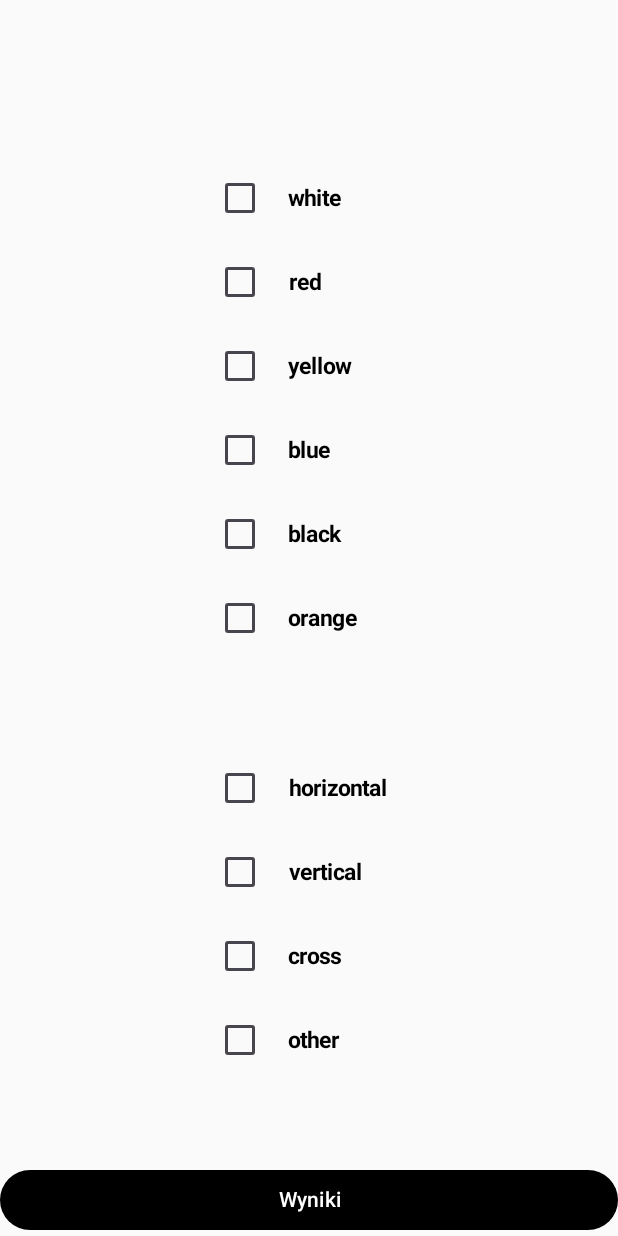
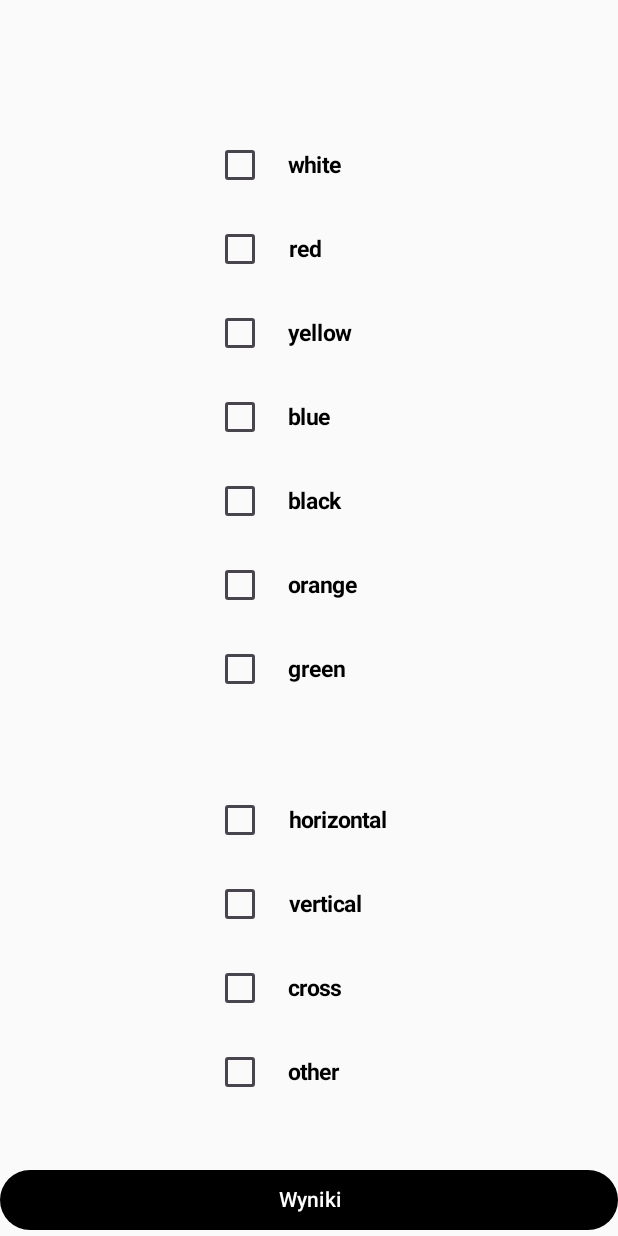
Before and after one commit to bartekkleczar/jCompose-FlagiAplikacja, an Android app built with Jetpack Compose: the screen it shows after launch (MainActivity), on a phone screen of 412 x 824 dp. Run offline under Robolectric (Android 15) with nearby library versions, the phone set to English and light mode, and no system bars.

Commit message:
reszta panstw obu ameryk

```diff
--- a/app/src/main/java/pl/klenczi/jcomposeflagiaplikacja/MainActivity.kt
+++ b/app/src/main/java/pl/klenczi/jcomposeflagiaplikacja/MainActivity.kt
@@ -57,7 +57,7 @@ class MainActivity : ComponentActivity() {
     override fun onCreate(savedInstanceState: Bundle?) {
         super.onCreate(savedInstanceState)
         setContent {
-            AnimateVisibility(countriesList, setOf("white", "red", "yellow", "blue", "black", "orange"))
+            AnimateVisibility(countriesList, setOf("white", "red", "yellow", "blue", "black", "orange", "green"))
         }
     }
 }
@@ -96,7 +96,7 @@ fun AnimateVisibility(countries: MutableList<Panstwo>, propertiesInput: Set<Stri
             buttonText = wynikiString
             Column(modifier = Modifier
                 .fillMaxWidth(0.7f)
-                .fillMaxHeight(0.8f),
+                .fillMaxHeight(0.85f),
                 horizontalAlignment = Alignment.CenterHorizontally,
                 verticalArrangement = Arrangement.SpaceEvenly
             ) {
@@ -133,7 +133,7 @@ fun AnimateVisibility(countries: MutableList<Panstwo>, propertiesInput: Set<Stri
                         }
                     }
                 }
-                Spacer(modifier = Modifier.height(15.dp))
+                Spacer(modifier = Modifier.height(5.dp))
                 Column {
                     setOf<String>("horizontal", "vertical", "cross", "other").forEach { property ->
                         Row(
--- a/app/src/main/java/pl/klenczi/jcomposeflagiaplikacja/Panstwo.kt
+++ b/app/src/main/java/pl/klenczi/jcomposeflagiaplikacja/Panstwo.kt
@@ -14,7 +14,7 @@ var bialorus = Panstwo("Bialorus", mutableSetOf("red", "green", "horizontal"), R
 var bosnia = Panstwo("Bosnia i Hercegowina", mutableSetOf("blue", "yellow", "white", "other"), R.drawable.bosnia)
 var bulgaria = Panstwo("Bułgaria", mutableSetOf("white", "green", "red", "horizontal"), R.drawable.bulgaria)
 var chorwacja = Panstwo("Chorwacja", mutableSetOf("red", "white", "blue", "horizontal"), R.drawable.chorwacja)
-var cypr = Panstwo("Cypr", mutableSetOf("white", "blue", "other"), R.drawable.cypr)
+var cypr = Panstwo("Cypr", mutableSetOf("white", "yellow", "other"), R.drawable.cypr)
 var czarnogora = Panstwo("Czarnogora", mutableSetOf("red", "yellow", "other"), R.drawable.czarnogora)
 var czechy = Panstwo("Czechy", mutableSetOf("white", "red", "other"), R.drawable.czechy)
 var dania = Panstwo("Dania", mutableSetOf("red", "white", "cross"), R.drawable.dania)
@@ -50,41 +50,57 @@ var szwecja = Panstwo("Szwecja", mutableSetOf("blue", "yellow", "cross"), R.draw
 var turcja = Panstwo("Turcja", mutableSetOf("red", "white", "other"), R.drawable.turcja)
 var ukraina = Panstwo("Ukraina", mutableSetOf("blue", "yellow", "horizontal"), R.drawable.ukraina)
 var wegry = Panstwo("Węgry", mutableSetOf("red", "white", "green", "horizontal"), R.drawable.wegry)
-var wielka_brytania = Panstwo("Wielka Brytania", mutableSetOf("red", "white", "blue", "cross"), R.drawable.wielkabrytania)
+var wielkabrytania = Panstwo("Wielka Brytania", mutableSetOf("red", "white", "blue", "cross"), R.drawable.wielkabrytania)
 var wlochy = Panstwo("Włochy", mutableSetOf("green", "white", "red", "vertical"), R.drawable.wlochy)
 
-var argentina = Panstwo("Argentyna", mutableSetOf("blue", "white"), R.drawable.argentyna)
-var bahamy = Panstwo("Bahamy", mutableSetOf("blue", "yellow"), R.drawable.bahamy)
-var belize = Panstwo("Belize", mutableSetOf("red", "blue"), R.drawable.belize)
-var boliwia = Panstwo("Boliwia", mutableSetOf("red", "yellow", "green"), R.drawable.boliwia)
-var brazylia = Panstwo("Brazylia", mutableSetOf("green", "yellow"), R.drawable.brazylia)
-var chili = Panstwo("Chile", mutableSetOf("red", "white", "blue"), R.drawable.chile)
-var ekwador = Panstwo("Ekwador", mutableSetOf("yellow", "blue", "red"), R.drawable.ekwador)
-var gujana = Panstwo("Gujana", mutableSetOf("green", "yellow", "black"), R.drawable.gujana)
-var jamajka = Panstwo("Jamajka", mutableSetOf("green", "yellow", "black"), R.drawable.jamajka)
-var kanada = Panstwo("Kanada", mutableSetOf("red", "white"), R.drawable.kanada)
-var kolumbia = Panstwo("Kolumbia", mutableSetOf("yellow", "blue", "red"), R.drawable.kolumbia)
-var kostaryka = Panstwo("Kostaryka", mutableSetOf("blue", "white", "red"), R.drawable.kostaryka)
-var kuba = Panstwo("Kuba", mutableSetOf("red", "blue", "white"), R.drawable.kuba)
-var meksyk = Panstwo("Meksyk", mutableSetOf("green", "white", "red"), R.drawable.meksyk)
-var panama = Panstwo("Panama", mutableSetOf("red", "white", "blue"), R.drawable.panama)
-var paragwaj = Panstwo("Paragwaj", mutableSetOf("red", "white", "blue"), R.drawable.paragwaj)
-var peru = Panstwo("Peru", mutableSetOf("red", "white"), R.drawable.peru)
-var stanyzjednoczone = Panstwo("Stany Zjednoczone", mutableSetOf("red", "white", "blue"), R.drawable.stanyzjednoczone)
-var surinam = Panstwo("Surinam", mutableSetOf("green", "yellow", "red"), R.drawable.surinam)
-var urugwaj = Panstwo("Urugwaj", mutableSetOf("white", "blue"), R.drawable.urugwaj)
-var wenezuela = Panstwo("Wenezuela", mutableSetOf("yellow", "blue", "red"), R.drawable.wenezuela)
+var argentina = Panstwo("Argentyna", mutableSetOf("blue", "white", "horizontal"), R.drawable.argentyna)
+var bahamy = Panstwo("Bahamy", mutableSetOf("blue", "yellow", "black", "horizontal", "other"), R.drawable.bahamy)
+var barbados = Panstwo("Bahamy", mutableSetOf("blue", "yellow", "black", "vertical"), R.drawable.barbados)
+var belize = Panstwo("Belize", mutableSetOf("red", "blue", "horizontal", "other"), R.drawable.belize)
+var boliwia = Panstwo("Boliwia", mutableSetOf("red", "yellow", "green", "horizontal"), R.drawable.boliwia)
+var brazylia = Panstwo("Brazylia", mutableSetOf("green", "yellow", "other"), R.drawable.brazylia)
+var chili = Panstwo("Chile", mutableSetOf("red", "white", "blue", "horizontal", "other"), R.drawable.chile)
+var ekwador = Panstwo("Ekwador", mutableSetOf("yellow", "blue", "red", "horizontal"), R.drawable.ekwador)
+var gujana = Panstwo("Gujana", mutableSetOf("green", "yellow", "black", "other"), R.drawable.gujana)
+var jamajka = Panstwo("Jamajka", mutableSetOf("green", "yellow", "black", "cross"), R.drawable.jamajka)
+var kanada = Panstwo("Kanada", mutableSetOf("red", "white", "vertical"), R.drawable.kanada)
+var kolumbia = Panstwo("Kolumbia", mutableSetOf("yellow", "blue", "red", "horizontal"), R.drawable.kolumbia)
+var kostaryka = Panstwo("Kostaryka", mutableSetOf("blue", "white", "red", "horizontal"), R.drawable.kostaryka)
+var kuba = Panstwo("Kuba", mutableSetOf("red", "blue", "white", "horizontal", "other"), R.drawable.kuba)
+var meksyk = Panstwo("Meksyk", mutableSetOf("green", "white", "red", "vertical"), R.drawable.meksyk)
+var panama = Panstwo("Panama", mutableSetOf("red", "white", "blue", "other"), R.drawable.panama)
+var paragwaj = Panstwo("Paragwaj", mutableSetOf("red", "white", "blue", "horizontal"), R.drawable.paragwaj)
+var peru = Panstwo("Peru", mutableSetOf("red", "white", "vertical"), R.drawable.peru)
+var stanyzjednoczone = Panstwo("Stany Zjednoczone", mutableSetOf("red", "white", "blue", "horizontal", "other"), R.drawable.stanyzjednoczone)
+var surinam = Panstwo("Surinam", mutableSetOf("green", "yellow", "red", "horizontal"), R.drawable.surinam)
+var urugwaj = Panstwo("Urugwaj", mutableSetOf("white", "blue", "horizontal", "other"), R.drawable.urugwaj)
+var wenezuela = Panstwo("Wenezuela", mutableSetOf("yellow", "blue", "red", "horizontal"), R.drawable.wenezuela)
+var antiguabarbuda = Panstwo("Antigua i Barbuda", mutableSetOf("red", "blue", "other"), R.drawable.antiguabarbuda)
+var dominika = Panstwo("Dominika", mutableSetOf("green", "yellow", "cross"), R.drawable.dominika)
+var dominikana = Panstwo("Dominikana", mutableSetOf("red", "white", "blue", "cross"), R.drawable.dominikana)
+var grenada = Panstwo("Grenada", mutableSetOf("red", "yellow", "green", "other"), R.drawable.grenada)
+var gwatemala = Panstwo("Gwatemala", mutableSetOf("blue", "white", "blue", "vertical"), R.drawable.gwatemala)
+var haiti = Panstwo("Haiti", mutableSetOf("blue", "red", "horizontal"), R.drawable.haiti)
+var honduras = Panstwo("Honduras", mutableSetOf("blue", "white", "horizontal"), R.drawable.honduras)
+var nikaragua = Panstwo("Nikaragua", mutableSetOf("blue", "white", "horizontal"), R.drawable.nikaragua)
+var stkittsnevis = Panstwo("St. Kitts i Nevis", mutableSetOf("green", "yellow", "black", "other"), R.drawable.stkittsnevis)
+var stlucia = Panstwo("St. Lucia", mutableSetOf("blue", "yellow", "black", "other"), R.drawable.stlucia)
+var stvimcentgrenadyny = Panstwo("St. Vimcent Grenadyny", mutableSetOf("blue", "green", "yellow", "vertical"), R.drawable.stvimcentgrenadyny)
+var salwador = Panstwo("Salwador", mutableSetOf("blue", "white", "blue", "horizontal"), R.drawable.salwador)
 
 val countriesList = mutableListOf(
     albania,
     andora,
+    antiguabarbuda,
     argentina,
     austria,
     bahamy,
+    barbados,
     belgia,
     belize,
     bialorus,
     boliwia,
+    bosnia,
     brazylia,
     bulgaria,
     chorwacja,
@@ -93,15 +109,19 @@ val countriesList = mutableListOf(
     czarnogora,
     czechy,
     dania,
+    dominika,
+    dominikana,
     ekwador,
     estonia,
     finlandia,
     francja,
     gibraltar,
     grecja,
+    grenada,
     gujana,
-    hiszpania,
-    holandia,
+    gwatemala,
+    haiti,
+    honduras,
     irlandia,
     islandia,
     jamajka,
@@ -117,6 +137,7 @@ val countriesList = mutableListOf(
     macedonia,
     meksyk,
     monako,
+    nikaragua,
     niemcy,
     norwegia,
     panama,
@@ -126,10 +147,14 @@ val countriesList = mutableListOf(
     portugalia,
     rosja,
     rumunia,
+    salwador,
     sanmarino,
     serbia,
     slowacja,
     slowenia,
+    stkittsnevis,
+    stlucia,
+    stvimcentgrenadyny,
     stanyzjednoczone,
     surinam,
     szkocja,
@@ -139,7 +164,7 @@ val countriesList = mutableListOf(
     ukraina,
     urugwaj,
     wegry,
-    wielka_brytania,
+    wielkabrytania,
     wenezuela,
     wlochy
 )
```
Also changed, not shown: app/src/main/res/drawable/antiguabarbuda.png (added), app/src/main/res/drawable/barbados.png (added), app/src/main/res/drawable/dominika.jpg (added), app/src/main/res/drawable/dominikana.png (added), app/src/main/res/drawable/grenada.png (added), app/src/main/res/drawable/gwatemala.png (added), app/src/main/res/drawable/haiti.png (added), app/src/main/res/drawable/honduras.png (added), app/src/main/res/drawable/nikaragua.png (added), app/src/main/res/drawable/salwador.png (added), app/src/main/res/drawable/stkittsnevis.png (added), app/src/main/res/drawable/stlucia.png (added), app/src/main/res/drawable/stvimcentgrenadyny.png (added).
